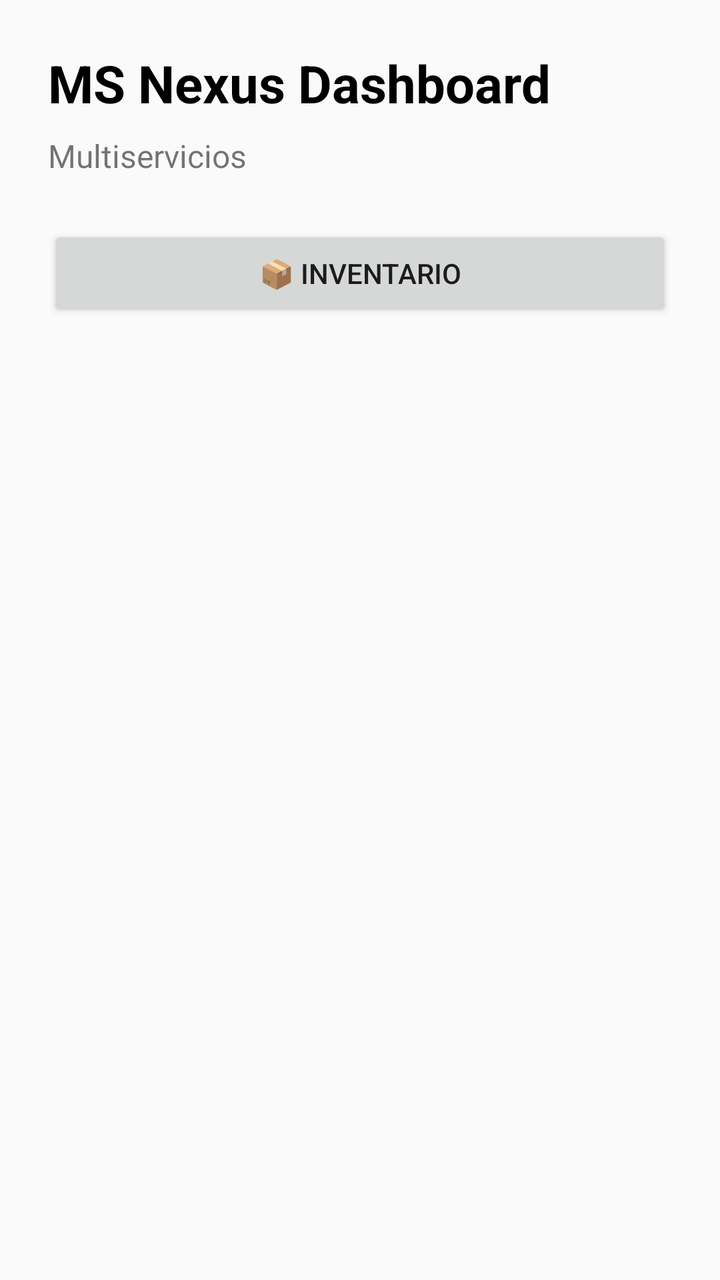
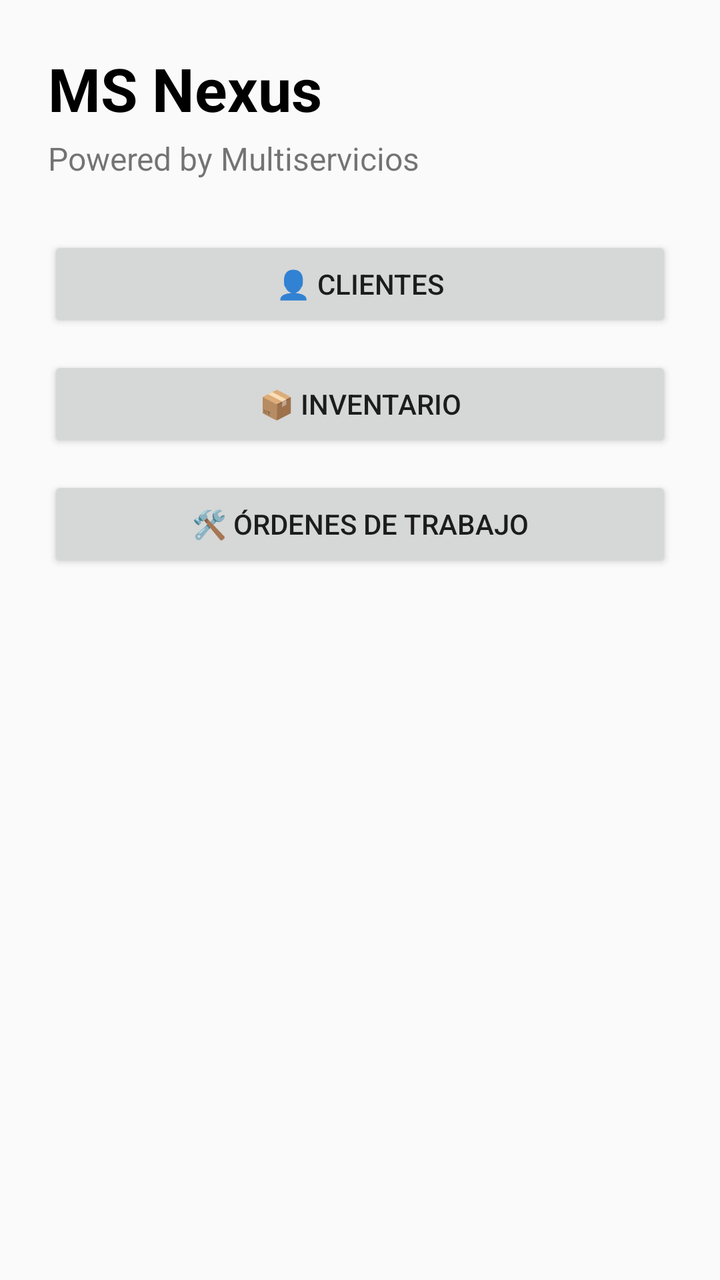

The first picture is an Android layout as it rendered before a commit; the second is the same layout after the commit. The layout source and the unified diff follow.
<!-- AndroidManifest.xml: application theme Theme.MSNexus -->
<!-- res/layout/fragment_dashboard.xml -->
<?xml version="1.0" encoding="utf-8"?>
<androidx.constraintlayout.widget.ConstraintLayout
    xmlns:android="http://schemas.android.com/apk/res/android"
    xmlns:app="http://schemas.android.com/apk/res-auto"
    android:layout_width="match_parent"
    android:layout_height="match_parent"
    android:padding="24dp">

    <TextView
        android:id="@+id/tvDashboardTitle"
        android:layout_width="wrap_content"
        android:layout_height="wrap_content"
        android:text="MS Nexus Dashboard"
        android:textSize="26sp"
        android:textStyle="bold"
        android:textColor="@android:color/black"
        app:layout_constraintTop_toTopOf="parent"
        app:layout_constraintStart_toStartOf="parent"/>

    <TextView
        android:id="@+id/tvCompany"
        android:layout_width="wrap_content"
        android:layout_height="wrap_content"
        android:layout_marginTop="8dp"
        android:text="Multiservicios"
        android:textSize="16sp"
        app:layout_constraintTop_toBottomOf="@id/tvDashboardTitle"
        app:layout_constraintStart_toStartOf="parent"/>

    <Button
        android:id="@+id/btnInventory"
        android:layout_width="0dp"
        android:layout_height="wrap_content"
        android:layout_marginTop="24dp"
        android:text="📦 Inventario"
        app:layout_constraintTop_toBottomOf="@id/tvCompany"
        app:layout_constraintStart_toStartOf="parent"
        app:layout_constraintEnd_toEndOf="parent"/>

</androidx.constraintlayout.widget.ConstraintLayout>
<!-- resources referenced by this layout -->
<resources>
  <style name="Theme.MSNexus" parent="Theme.AppCompat.Light.NoActionBar">
          <item name="android:statusBarColor">@android:color/white</item>
          <item name="android:windowLightStatusBar">true</item>
      </style>
</resources>

<!-- the commit's change to res/layout/fragment_dashboard.xml (unified diff, before → after) -->
@@ -10,8 +10,8 @@
         android:id="@+id/tvDashboardTitle"
         android:layout_width="wrap_content"
         android:layout_height="wrap_content"
-        android:text="MS Nexus Dashboard"
-        android:textSize="26sp"
+        android:text="MS Nexus"
+        android:textSize="30sp"
         android:textStyle="bold"
         android:textColor="@android:color/black"
         app:layout_constraintTop_toTopOf="parent"
@@ -21,20 +21,40 @@
         android:id="@+id/tvCompany"
         android:layout_width="wrap_content"
         android:layout_height="wrap_content"
-        android:layout_marginTop="8dp"
-        android:text="Multiservicios"
+        android:layout_marginTop="4dp"
+        android:text="Powered by Multiservicios"
         android:textSize="16sp"
         app:layout_constraintTop_toBottomOf="@id/tvDashboardTitle"
         app:layout_constraintStart_toStartOf="parent"/>
 
     <Button
-        android:id="@+id/btnInventory"
+        android:id="@+id/btnClientes"
         android:layout_width="0dp"
         android:layout_height="wrap_content"
-        android:layout_marginTop="24dp"
-        android:text="📦 Inventario"
+        android:layout_marginTop="28dp"
+        android:text="👤 Clientes"
         app:layout_constraintTop_toBottomOf="@id/tvCompany"
         app:layout_constraintStart_toStartOf="parent"
         app:layout_constraintEnd_toEndOf="parent"/>
 
+    <Button
+        android:id="@+id/btnInventory"
+        android:layout_width="0dp"
+        android:layout_height="wrap_content"
+        android:layout_marginTop="12dp"
+        android:text="📦 Inventario"
+        app:layout_constraintTop_toBottomOf="@id/btnClientes"
+        app:layout_constraintStart_toStartOf="parent"
+        app:layout_constraintEnd_toEndOf="parent"/>
+
+    <Button
+        android:id="@+id/btnOrdenes"
+        android:layout_width="0dp"
+        android:layout_height="wrap_content"
+        android:layout_marginTop="12dp"
+        android:text="🛠️ Órdenes de trabajo"
+        app:layout_constraintTop_toBottomOf="@id/btnInventory"
+        app:layout_constraintStart_toStartOf="parent"
+        app:layout_constraintEnd_toEndOf="parent"/>
+
 </androidx.constraintlayout.widget.ConstraintLayout>
